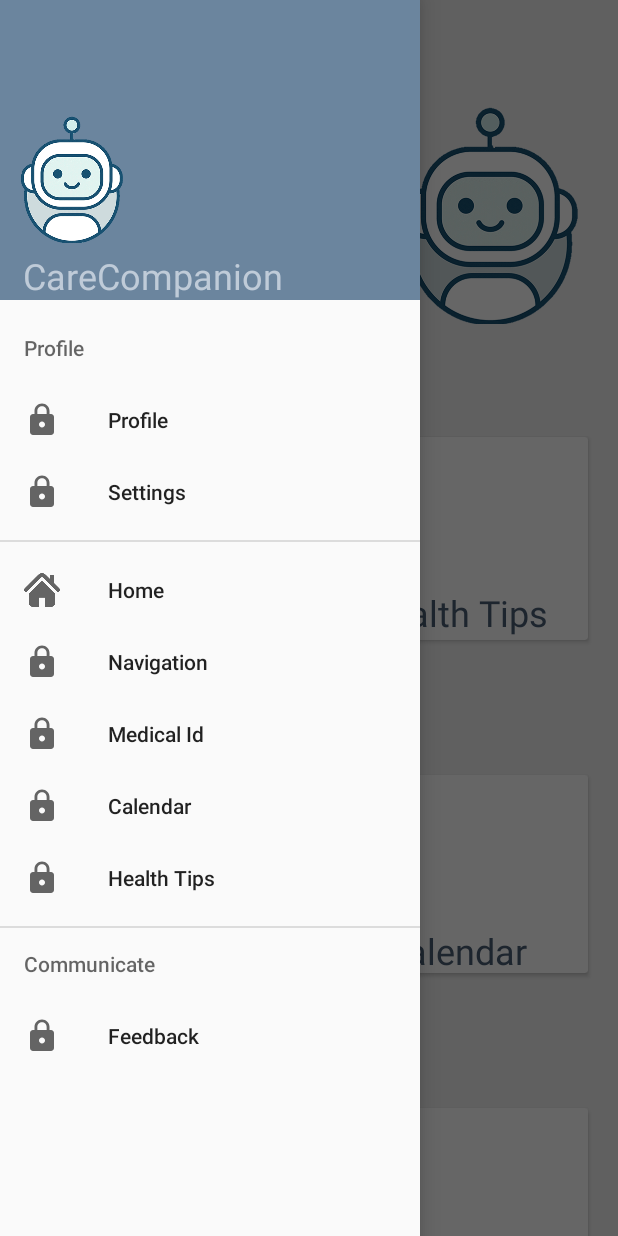
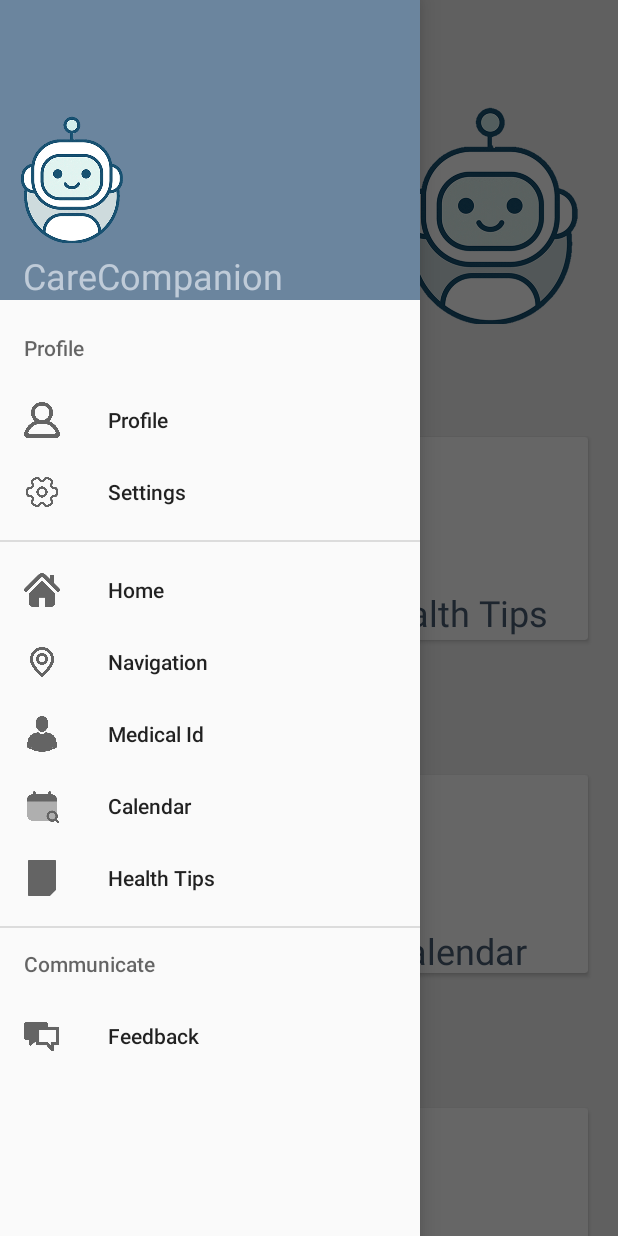
Before and after one commit to Ibiahd18/CareCompanionFinal, an Android app: the MainActivity screen opened directly, with no data from a screen before it, with the side drawer open, on a phone screen of 412 x 824 dp. Run offline under Robolectric (Android 15) with nearby library versions, the phone set to English and light mode, and no system bars; Roboto replaces fonts that are not available here.

Commit message:
ALL icons added to homepage and sidebar

```diff
--- a/app/src/main/res/drawable/timtim.xml
+++ /dev/null
@@ -1,7 +0,0 @@
-<?xml version="1.0" encoding="utf-8"?>
-<selector xmlns:android="http://schemas.android.com/apk/res/android">
-    android:icon="@drawable/timtimface"
-    android:layout_width="850dp"
-    android:layout_height="850dp"
-    android:gravity="center_horizontal"
-</selector>
--- a/app/src/main/res/layout/activity_main.xml
+++ b/app/src/main/res/layout/activity_main.xml
@@ -63,15 +63,15 @@
             app:layout_constraintStart_toStartOf="parent"
             app:layout_constraintTop_toBottomOf="@+id/toolbar3" />
 
-        <!--        <ImageView-->
-        <!--            android:id="@+id/imageView"-->
-        <!--            android:layout_width="150dp"-->
-        <!--            android:layout_height="146dp"-->
-        <!--            android:layout_marginStart="66dp"-->
-        <!--            app:layout_constraintEnd_toEndOf="parent"-->
-        <!--            app:layout_constraintStart_toEndOf="@+id/textView"-->
-        <!--            app:layout_constraintTop_toBottomOf="@+id/toolbar3"-->
-        <!--            app:srcCompat="@drawable/img" />-->
+<!--                <ImageView-->
+<!--                    android:id="@+id/imageView"-->
+<!--                    android:layout_width="150dp"-->
+<!--                    android:layout_height="146dp"-->
+<!--                    android:layout_marginStart="66dp"-->
+<!--                    app:layout_constraintEnd_toEndOf="parent"-->
+<!--                    app:layout_constraintStart_toEndOf="@+id/textView"-->
+<!--                    app:layout_constraintTop_toBottomOf="@+id/toolbar3"-->
+<!--                    app:srcCompat="@drawable/img" />-->
 
         <TextView
             android:id="@+id/textView2"
@@ -129,7 +129,7 @@
                         android:layout_height="75dp"
                         android:layout_centerHorizontal="true"
                         android:layout_marginTop="15dp"
-                        tools:srcCompat="@tools:sample/avatars" />
+                        tools:srcCompat="@drawable/navigation" />
 
                 </RelativeLayout>
             </androidx.cardview.widget.CardView>
@@ -164,7 +164,7 @@
                         android:layout_height="75dp"
                         android:layout_centerHorizontal="true"
                         android:layout_marginTop="15dp"
-                        tools:srcCompat="@tools:sample/avatars" />
+                        tools:srcCompat="@drawable/healthtips" />
 
                 </RelativeLayout>
             </androidx.cardview.widget.CardView>
@@ -213,7 +213,7 @@
                         android:layout_height="75dp"
                         android:layout_centerHorizontal="true"
                         android:layout_marginTop="15dp"
-                        tools:srcCompat="@tools:sample/avatars" />
+                        tools:srcCompat="@drawable/medicalid" />
 
                 </RelativeLayout>
             </androidx.cardview.widget.CardView>
@@ -248,7 +248,7 @@
                         android:layout_height="75dp"
                         android:layout_centerHorizontal="true"
                         android:layout_marginTop="15dp"
-                        tools:srcCompat="@tools:sample/avatars" />
+                        tools:srcCompat="@drawable/calendar" />
 
                 </RelativeLayout>
             </androidx.cardview.widget.CardView>
@@ -300,7 +300,7 @@
                         android:layout_height="75dp"
                         android:layout_centerHorizontal="true"
                         android:layout_marginTop="15dp"
-                        tools:srcCompat="@tools:sample/avatars" />
+                        tools:srcCompat="@drawable/settings" />
 
                 </RelativeLayout>
             </androidx.cardview.widget.CardView>
@@ -334,7 +334,7 @@
                         android:layout_height="75dp"
                         android:layout_centerHorizontal="true"
                         android:layout_marginTop="15dp"
-                        tools:srcCompat="@tools:sample/avatars" />
+                        tools:srcCompat="@drawable/img" />
 
                 </RelativeLayout>
             </androidx.cardview.widget.CardView>
--- a/app/src/main/res/menu/homepage_menu.xml
+++ b/app/src/main/res/menu/homepage_menu.xml
@@ -6,11 +6,11 @@
             <group android:checkableBehavior="single">
                 <item
                     android:id="@+id/nav_profile"
-                    android:icon="@drawable/lock"
+                    android:icon="@drawable/profile"
                     android:title="Profile" />
                 <item
                     android:id="@+id/nav_settings"
-                    android:icon="@drawable/lock"
+                    android:icon="@drawable/settings"
                     android:title="Settings" />
             </group>
         </menu>
@@ -23,19 +23,19 @@
             android:title="Home" />
         <item
             android:id="@+id/nav_map"
-            android:icon="@drawable/lock"
+            android:icon="@drawable/navigation"
             android:title="Navigation" />
         <item
             android:id="@+id/nav_medicalid"
-            android:icon="@drawable/lock"
+            android:icon="@drawable/medicalid"
             android:title="@string/medical_id" />
         <item
             android:id="@+id/nav_calendar"
-            android:icon="@drawable/lock"
+            android:icon="@drawable/calendar"
             android:title="Calendar" />
         <item
             android:id="@+id/nav_healthtips"
-            android:icon="@drawable/lock"
+            android:icon="@drawable/healthtips"
             android:title="Health Tips" />
     </group>
 
@@ -43,7 +43,7 @@
         <menu>
             <item
                 android:id="@+id/nav_feedback"
-                android:icon="@drawable/lock"
+                android:icon="@drawable/communicate"
                 android:title="Feedback" />
         </menu>
     </item>
```
Also changed, not shown: app/src/main/res/drawable/calendar.png (added), app/src/main/res/drawable/communicate.png (added), app/src/main/res/drawable/healthtips.png (added), app/src/main/res/drawable/medicalid.png (added), app/src/main/res/drawable/navigation.png (added), app/src/main/res/drawable/profile.png (added), app/src/main/res/drawable/settings.png (added).
